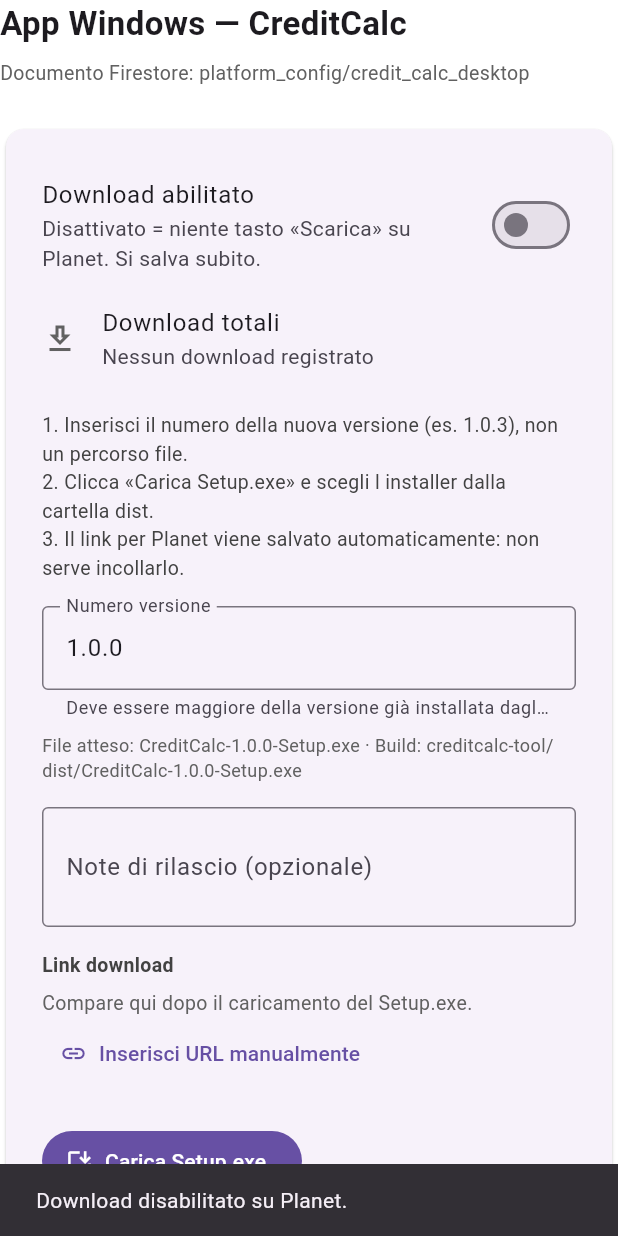
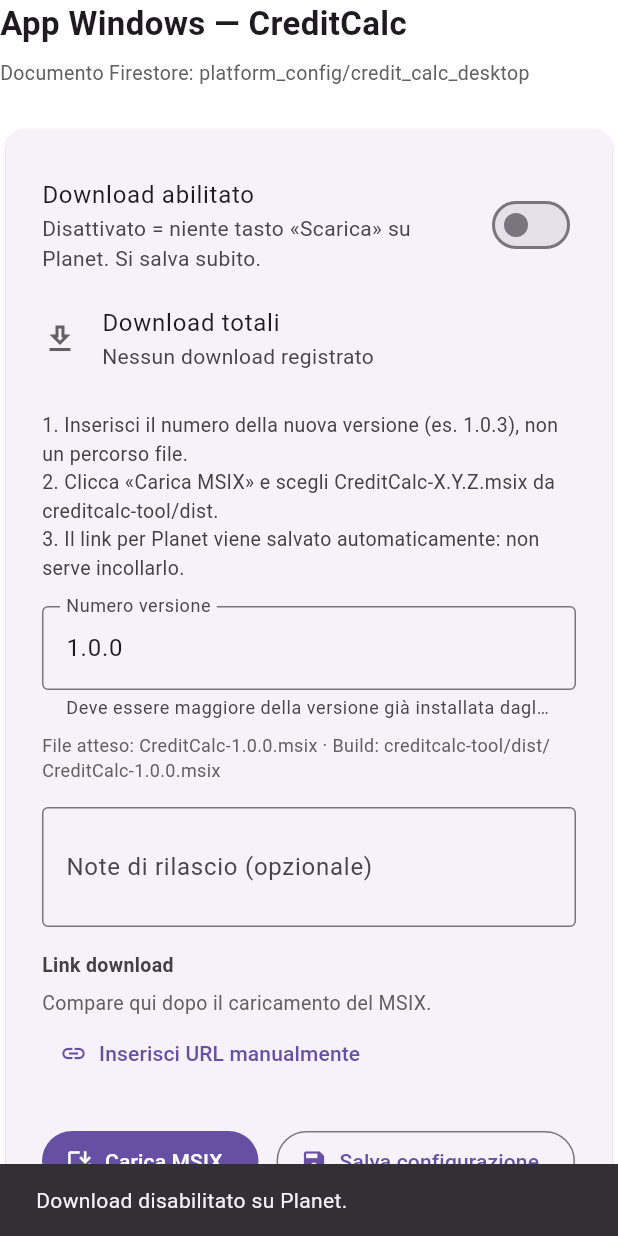
Before and after one commit to Marcellodinapoli/backoffice, a Flutter app: the BkWindowsAppPage widget shown alone on an empty page, opened directly, after a tap on "Download abilitato", on a phone screen of 412 x 824 dp. Run offline on Flutter 3.47's test engine with Material 3 defaults, Android fonts, the phone set to English and light mode, and no system bars; our stand-ins replace cloud_firestore, file_picker, firebase_auth, firebase_core, firebase_storage, flutter_markdown and 1 more; missing offline and left inert: dart:html, excel; accounts and stored records are empty; Roboto replaces fonts that are missing (Consolas).

Commit message:
App Windows: distribuzione MSIX al posto di Setup.exe
Planet scarica il pacchetto .msix da Firebase; merge con contatore download e toggle da Git.

Co-authored-by: Cursor <cursoragent@cursor.com>

```diff
--- a/lib/backoffice/pages/bk_windows_app_page.dart
+++ b/lib/backoffice/pages/bk_windows_app_page.dart
@@ -120,7 +120,7 @@ class _BkWindowsAppPageState extends State<BkWindowsAppPage> {
       return;
     }
     if (url.isEmpty) {
-      _snack('Carica prima il Setup.exe oppure attiva un file da Storage.', isError: true);
+      _snack('Carica prima il MSIX oppure attiva un file da Storage.', isError: true);
       return;
     }
 
@@ -143,12 +143,14 @@ class _BkWindowsAppPageState extends State<BkWindowsAppPage> {
   }
 
   bool _looksLikeFilePath(String value) {
+    final lower = value.toLowerCase();
     return value.contains('\\') ||
         value.contains('/') ||
-        value.toLowerCase().contains('.exe');
+        lower.contains('.exe') ||
+        lower.contains('.msix');
   }
 
-  Future<void> _uploadSetupExe() async {
+  Future<void> _uploadMsix() async {
     final version = _versionCtrl.text.trim();
     if (version.isEmpty) {
       _snack('Inserisci la versione prima di caricare.', isError: true);
@@ -171,7 +173,7 @@ class _BkWindowsAppPageState extends State<BkWindowsAppPage> {
     });
 
     try {
-      final uploaded = await BkCreditCalcDesktopService.uploadReleaseInstaller(
+      final uploaded = await BkCreditCalcDesktopService.uploadReleaseMsix(
         version: version,
         onProgress: (p) {
           if (mounted) setState(() => _uploadProgress = p);
@@ -279,13 +281,13 @@ class _BkWindowsAppPageState extends State<BkWindowsAppPage> {
 
     setState(() => _loading = true);
     try {
-      final isSetup =
-          BkCreditCalcDesktopService.isInstallerFileName(zip.name);
+      final isPackage =
+          BkCreditCalcDesktopService.isReleasePackageFileName(zip.name);
       await BkCreditCalcDesktopService.saveConfig(
         enabled: _enabled,
         version: version,
         windowsDownloadUrl: zip.downloadUrl,
-        windowsInstallerUrl: isSetup ? zip.downloadUrl : '',
+        windowsInstallerUrl: isPackage ? zip.downloadUrl : '',
         releaseNotes: _notesCtrl.text,
       );
       if (mounted) {
@@ -322,17 +324,21 @@ class _BkWindowsAppPageState extends State<BkWindowsAppPage> {
     final ver = BkCreditCalcDesktopService.versionFromZipName(zip.name);
     if (ver == null || ver != activeVer) return false;
 
-    final wantsSetup = activeUrl.toLowerCase().contains('-setup.exe');
-    final isSetup =
-        BkCreditCalcDesktopService.isInstallerFileName(zip.name);
-    return wantsSetup ? isSetup : zip.name.toLowerCase().endsWith('.zip');
+    final lowerUrl = activeUrl.toLowerCase();
+    if (lowerUrl.contains('.msix')) {
+      return BkCreditCalcDesktopService.isMsixFileName(zip.name);
+    }
+    if (lowerUrl.contains('-setup.exe')) {
+      return BkCreditCalcDesktopService.isInstallerFileName(zip.name);
+    }
+    return zip.name.toLowerCase().endsWith('.zip');
   }
 
-  String? _expectedSetupName() {
+  String? _expectedMsixName() {
     final v = _versionCtrl.text.trim();
     if (v.isEmpty) return null;
     try {
-      return BkCreditCalcDesktopService.setupObjectName(v);
+      return BkCreditCalcDesktopService.msixObjectName(v);
     } catch (_) {
       return null;
     }
@@ -356,7 +362,7 @@ class _BkWindowsAppPageState extends State<BkWindowsAppPage> {
           ),
           const SizedBox(height: 6),
           Text(
-            'Compare qui dopo il caricamento del Setup.exe.',
+            'Compare qui dopo il caricamento del MSIX.',
             style: TextStyle(fontSize: 13, color: Colors.grey.shade700),
           ),
           if (_showManualUrl) ...[
@@ -530,7 +536,7 @@ class _BkWindowsAppPageState extends State<BkWindowsAppPage> {
                       const SizedBox(height: 12),
                       Text(
                         '1. Inserisci il numero della nuova versione (es. 1.0.3), non un percorso file.\n'
-                        '2. Clicca «Carica Setup.exe» e scegli l installer dalla cartella dist.\n'
+                        '2. Clicca «Carica MSIX» e scegli CreditCalc-X.Y.Z.msix da creditcalc-tool/dist.\n'
                         '3. Il link per Planet viene salvato automaticamente: non serve incollarlo.',
                         style: TextStyle(
                           fontSize: 13,
@@ -550,11 +556,11 @@ class _BkWindowsAppPageState extends State<BkWindowsAppPage> {
                               'Deve essere maggiore della versione già installata dagli utenti.',
                         ),
                       ),
-                      if (_expectedSetupName() != null) ...[
+                      if (_expectedMsixName() != null) ...[
                         const SizedBox(height: 8),
                         Text(
-                          'File atteso: ${_expectedSetupName()} · '
-                          'Build: ${BkCreditCalcDesktopService.localSetupPathHint(_versionCtrl.text.trim())}',
+                          'File atteso: ${_expectedMsixName()} · '
+                          'Build: ${BkCreditCalcDesktopService.localMsixPathHint(_versionCtrl.text.trim())}',
                           style: TextStyle(
                             fontSize: 12,
                             color: Colors.grey.shade700,
@@ -590,9 +596,9 @@ class _BkWindowsAppPageState extends State<BkWindowsAppPage> {
                         children: [
                           FilledButton.icon(
                             onPressed:
-                                _uploading || _loading ? null : _uploadSetupExe,
+                                _uploading || _loading ? null : _uploadMsix,
                             icon: const Icon(Icons.install_desktop),
-                            label: const Text('Carica Setup.exe'),
+                            label: const Text('Carica MSIX'),
                           ),
                           OutlinedButton.icon(
                             onPressed: _uploading || _loading
@@ -678,36 +684,39 @@ class _BkWindowsAppPageState extends State<BkWindowsAppPage> {
                             if (planetFile == null) {
                               return const SizedBox.shrink();
                             }
-                            final isSetup = planetFile
-                                .toLowerCase()
-                                .contains('-setup.exe');
+                            final lower = planetFile.toLowerCase();
+                            final isMsix = lower.endsWith('.msix');
+                            final isSetup = lower.contains('-setup.exe');
+                            final isOk = isMsix || isSetup;
                             return Container(
                               width: double.infinity,
                               margin: const EdgeInsets.only(bottom: 12),
                               padding: const EdgeInsets.all(12),
                               decoration: BoxDecoration(
-                                color: isSetup
+                                color: isOk
                                     ? Colors.green.shade50
                                     : Colors.orange.shade50,
                                 borderRadius: BorderRadius.circular(8),
                                 border: Border.all(
-                                  color: isSetup
+                                  color: isOk
                                       ? Colors.green.shade200
                                       : Colors.orange.shade200,
                                 ),
                               ),
                               child: Text(
-                                isSetup
-                                    ? 'Planet scarica ora: $planetFile'
-                                    : 'ATTENZIONE — Planet scarica ancora lo ZIP:\n$planetFile\n'
-                                        'Clicca Usa su CreditCalc-*-Setup.exe qui sotto.',
+                                isMsix
+                                    ? 'Planet scarica ora (MSIX): $planetFile'
+                                    : isSetup
+                                        ? 'Planet scarica ora (Setup.exe): $planetFile'
+                                        : 'ATTENZIONE — Planet scarica ancora lo ZIP:\n$planetFile\n'
+                                            'Clicca Usa su CreditCalc-*.msix qui sotto.',
                                 style: TextStyle(
                                   fontSize: 13,
                                   height: 1.4,
-                                  color: isSetup
+                                  color: isOk
                                       ? Colors.green.shade900
                                       : Colors.orange.shade900,
-                                  fontWeight: isSetup
+                                  fontWeight: isOk
                                       ? FontWeight.w500
                                       : FontWeight.w600,
                                 ),
@@ -738,12 +747,12 @@ class _BkWindowsAppPageState extends State<BkWindowsAppPage> {
                           final installers = (snap.data ?? [])
                               .where(
                                 (f) => BkCreditCalcDesktopService
-                                    .isInstallerFileName(f.name),
+                                    .isReleasePackageFileName(f.name),
                               )
                               .toList();
                           if (installers.isEmpty) {
                             return const Text(
-                              'Nessun Setup.exe in Storage. Esegui la build e carica CreditCalc-*-Setup.exe.',
+                              'Nessun MSIX in Storage. Esegui la build e carica CreditCalc-*.msix.',
                             );
                           }
                           return Column(
@@ -753,14 +762,14 @@ class _BkWindowsAppPageState extends State<BkWindowsAppPage> {
                                       .toStringAsFixed(2);
                               final ver = BkCreditCalcDesktopService
                                   .versionFromZipName(zip.name);
-                              final isSetup = BkCreditCalcDesktopService
-                                  .isInstallerFileName(zip.name);
+                              final isMsix = BkCreditCalcDesktopService
+                                  .isMsixFileName(zip.name);
                               final isActive =
                                   _isActiveRelease(zip, firestoreConfig);
                               return ListTile(
                                 contentPadding: EdgeInsets.zero,
                                 leading: Icon(
-                                  isSetup
+                                  isMsix
                                       ? Icons.install_desktop
                                       : Icons.folder_zip,
                                   size: 22,
@@ -869,12 +878,12 @@ class _BkWindowsAppPageState extends State<BkWindowsAppPage> {
                       ),
                       const SizedBox(height: 12),
                       const Text(
-                        '1. Installa Inno Setup 6 (una tantum): https://jrsoftware.org/isdl.php\n'
-                        '2. Aumenta version in creditcalc-tool/credit_calc/pubspec.yaml\n'
-                        '3. Build: powershell -File scripts/build_creditcalc_setup.ps1\n'
-                        '4. Carica SOLO dist/CreditCalc-<versione>-Setup.exe su Firebase\n'
-                        '5. L utente scarica il Setup.exe e installa (come OBS)\n'
-                        '6. Non usare file ZIP: Planet riceve solo il Setup.exe',
+                        '1. Aumenta version in creditcalc-tool/credit_calc/pubspec.yaml\n'
+                        '2. Build MSIX: powershell -File scripts/build_creditcalc_msix.ps1\n'
+                        '3. Carica dist/CreditCalc-<versione>.msix su Firebase (Carica MSIX)\n'
+                        '4. L utente Planet scarica il .msix e installa da Windows\n'
+                        '5. Al primo install Windows chiede di fidarsi del certificato (self-signed)\n'
+                        '6. Non usare file ZIP: Planet riceve solo il pacchetto MSIX',
                         style: TextStyle(fontSize: 14, height: 1.5),
                       ),
                       const SizedBox(height: 12),
--- a/lib/backoffice/services/bk_credit_calc_desktop_service.dart
+++ b/lib/backoffice/services/bk_credit_calc_desktop_service.dart
@@ -12,7 +12,16 @@ class BkCreditCalcDesktopService {
   static const firestorePath = 'platform_config/credit_calc_desktop';
   static const storageFolder = 'downloads/credit_calc';
 
-  /// Installer consigliato (Inno Setup): `CreditCalc-1.0.1-Setup.exe`.
+  /// Pacchetto MSIX (formato consigliato): `CreditCalc-1.0.2.msix`.
+  static String msixObjectName(String version) {
+    final safeVersion = version.trim().replaceAll(RegExp(r'[^0-9.]'), '');
+    if (safeVersion.isEmpty) {
+      throw ArgumentError('Versione non valida.');
+    }
+    return 'CreditCalc-$safeVersion.msix';
+  }
+
+  /// Legacy Inno Setup (solo elenco Storage).
   static String setupObjectName(String version) {
     final safeVersion = version.trim().replaceAll(RegExp(r'[^0-9.]'), '');
     if (safeVersion.isEmpty) {
@@ -21,7 +30,9 @@ class BkCreditCalcDesktopService {
     return 'CreditCalc-$safeVersion-Setup.exe';
   }
 
-  /// Percorso locale dopo build con Inno Setup.
+  static String localMsixPathHint(String version) =>
+      'creditcalc-tool/dist/${msixObjectName(version)}';
+
   static String localSetupPathHint(String version) =>
       'creditcalc-tool/dist/${setupObjectName(version)}';
 
@@ -57,9 +68,8 @@ class BkCreditCalcDesktopService {
     final installer = windowsInstallerUrl?.trim() ?? '';
     if (installer.isNotEmpty) {
       data['windowsInstallerUrl'] = installer;
-      // Planet legge prima l installer: allinea anche il campo legacy.
       data['windowsDownloadUrl'] = installer;
-    } else if (url.toLowerCase().contains('-setup.exe')) {
+    } else if (_isReleasePackageUrl(url)) {
       data['windowsInstallerUrl'] = url;
     } else {
       data['windowsInstallerUrl'] = FieldValue.delete();
@@ -78,6 +88,11 @@ class BkCreditCalcDesktopService {
       },
       SetOptions(merge: true),
     );
+  }
+
+  static bool _isReleasePackageUrl(String url) {
+    final lower = url.toLowerCase();
+    return lower.contains('.msix') || lower.contains('-setup.exe');
   }
 
   /// Nome file attivo per Planet (da config Firestore).
@@ -111,6 +126,14 @@ class BkCreditCalcDesktopService {
     return (config['windowsDownloadUrl'] ?? '').toString().trim();
   }
 
+  static String? versionFromMsixFileName(String fileName) {
+    final match = RegExp(
+      r'CreditCalc-(\d+\.\d+\.\d+)\.msix',
+      caseSensitive: false,
+    ).firstMatch(fileName);
+    return match?.group(1);
+  }
+
   /// Estrae `1.0.2` da `CreditCalc-1.0.2-Setup.exe` (tollera anche `1.0.2.-Setup`).
   static String? versionFromSetupFileName(String fileName) {
     final match = RegExp(
@@ -120,31 +143,35 @@ class BkCreditCalcDesktopService {
     return match?.group(1);
   }
 
-  /// Carica solo l installer Setup.exe (consigliato per Planet).
-  /// La versione viene letta dal nome file se possibile.
+  /// Carica CreditCalc-X.Y.Z.msix su Storage e attiva su Firestore.
+  static Future<DesktopUploadResult> uploadReleaseMsix({
+    required String version,
+    required void Function(double progress) onProgress,
+  }) =>
+      _pickAndUploadMsix(version: version, onProgress: onProgress);
+
   static Future<DesktopUploadResult> uploadReleaseInstaller({
     required String version,
     required void Function(double progress) onProgress,
   }) =>
-      _pickAndUploadSetupExe(version: version, onProgress: onProgress);
+      uploadReleaseMsix(version: version, onProgress: onProgress);
 
-  /// Carica solo CreditCalc-*-Setup.exe su Storage.
   static Future<DesktopUploadResult> uploadReleasePackage({
     required String version,
     required void Function(double progress) onProgress,
   }) =>
-      uploadReleaseInstaller(version: version, onProgress: onProgress);
+      uploadReleaseMsix(version: version, onProgress: onProgress);
 
-  static Future<DesktopUploadResult> _pickAndUploadSetupExe({
+  static Future<DesktopUploadResult> _pickAndUploadMsix({
     required String version,
     required void Function(double progress) onProgress,
   }) async {
     final result = await FilePicker.platform.pickFiles(
       type: FileType.custom,
-      allowedExtensions: ['exe'],
+      allowedExtensions: ['msix'],
       withData: true,
       allowMultiple: false,
-      dialogTitle: 'Seleziona CreditCalc-1.0.2-Setup.exe',
+      dialogTitle: 'Seleziona CreditCalc-X.Y.Z.msix',
     );
     if (result == null || result.files.isEmpty) {
       throw Exception('Nessun file selezionato.');
@@ -154,34 +181,34 @@ class BkCreditCalcDesktopService {
     final name = file.name.toLowerCase();
     if (name.endsWith('.zip')) {
       throw Exception(
-        'Hai selezionato uno ZIP. Scegli il file Setup.exe '
-        '(es. CreditCalc-1.0.2-Setup.exe).',
+        'Hai selezionato uno ZIP. Scegli il file MSIX '
+        '(es. CreditCalc-1.0.2.msix).',
       );
     }
-    if (!name.endsWith('.exe') || !name.contains('-setup')) {
+    if (!name.endsWith('.msix')) {
       throw Exception(
-        'Seleziona CreditCalc-X.Y.Z-Setup.exe dalla cartella dist.',
+        'Seleziona CreditCalc-X.Y.Z.msix dalla cartella creditcalc-tool/dist.',
       );
     }
 
-    final fromFile = versionFromSetupFileName(file.name);
-    final resolvedVersion = (fromFile ?? version.trim());
+    final fromFile = versionFromMsixFileName(file.name);
+    final resolvedVersion = fromFile ?? version.trim();
     if (resolvedVersion.isEmpty) {
       throw Exception(
-        'Inserisci la versione (es. 1.0.2) o usa un file CreditCalc-1.0.2-Setup.exe.',
+        'Inserisci la versione (es. 1.0.2) o usa CreditCalc-1.0.2.msix.',
       );
     }
 
     final url = await _uploadFileToStorage(
       file: file,
-      storagePath: '$storageFolder/${setupObjectName(resolvedVersion)}',
-      contentType: 'application/octet-stream',
+      storagePath: '$storageFolder/${msixObjectName(resolvedVersion)}',
+      contentType: 'application/msix',
       onProgress: onProgress,
     );
     return DesktopUploadResult(
       downloadUrl: url,
       version: resolvedVersion,
-      fileName: setupObjectName(resolvedVersion),
+      fileName: msixObjectName(resolvedVersion),
     );
   }
 
@@ -223,14 +250,13 @@ class BkCreditCalcDesktopService {
     return snapshot.ref.getDownloadURL();
   }
 
-  /// Carica Setup.exe (alias legacy uploadReleaseZip).
   static Future<DesktopUploadResult> uploadReleaseZip({
     required String version,
     required void Function(double progress) onProgress,
   }) =>
-      uploadReleasePackage(version: version, onProgress: onProgress);
+      uploadReleaseMsix(version: version, onProgress: onProgress);
 
-  /// Elenco installer Setup.exe su Storage (`downloads/credit_calc/`).
+  /// MSIX e Setup.exe legacy su Storage.
   static Future<List<DesktopReleaseZip>> listReleaseZips() async {
     final ref = FirebaseStorage.instance.ref(storageFolder);
     final list = await ref.listAll();
@@ -238,7 +264,7 @@ class BkCreditCalcDesktopService {
 
     for (final item in list.items) {
       final lower = item.name.toLowerCase();
-      if (!lower.endsWith('.exe')) continue;
+      if (!lower.endsWith('.msix') && !lower.endsWith('.exe')) continue;
       final meta = await item.getMetadata();
       items.add(
         DesktopReleaseZip(
@@ -258,20 +284,18 @@ class BkCreditCalcDesktopService {
     return items;
   }
 
-  /// Rimuove un installer da Firebase Storage (`downloads/credit_calc/...`).
   static Future<void> deleteReleaseInstaller({
     required String storagePath,
   }) async {
     await FirebaseStorage.instance.ref(storagePath).delete();
   }
 
-  /// Estrae `1.0.1` da `CreditCalc-1.0.1-Setup.exe` o `CreditCalc-1.0.1-win64.zip`.
   static String? versionFromZipName(String fileName) {
-    final setup = RegExp(
-      r'CreditCalc-(\d+\.\d+\.\d+)\.?-Setup\.exe',
-      caseSensitive: false,
-    ).firstMatch(fileName);
-    if (setup != null) return setup.group(1);
+    final msix = versionFromMsixFileName(fileName);
+    if (msix != null) return msix;
+
+    final setup = versionFromSetupFileName(fileName);
+    if (setup != null) return setup;
 
     final zip = RegExp(
       r'CreditCalc-(\d+\.\d+\.\d+)-win64\.zip',
@@ -287,8 +311,16 @@ class BkCreditCalcDesktopService {
     return null;
   }
 
+  static bool isMsixFileName(String fileName) =>
+      fileName.toLowerCase().endsWith('.msix');
+
   static bool isInstallerFileName(String fileName) =>
       fileName.toLowerCase().endsWith('.exe');
+
+  static bool isReleasePackageFileName(String fileName) {
+    final lower = fileName.toLowerCase();
+    return lower.endsWith('.msix') || lower.contains('-setup.exe');
+  }
 }
 
 class DesktopUploadResult {
```
Also changed, not shown: 3 other files.
